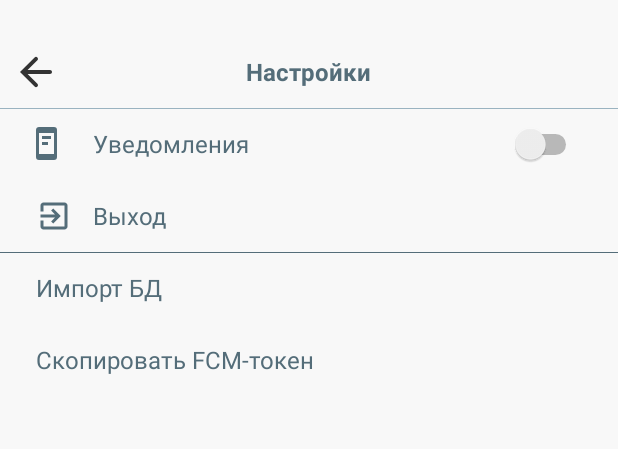
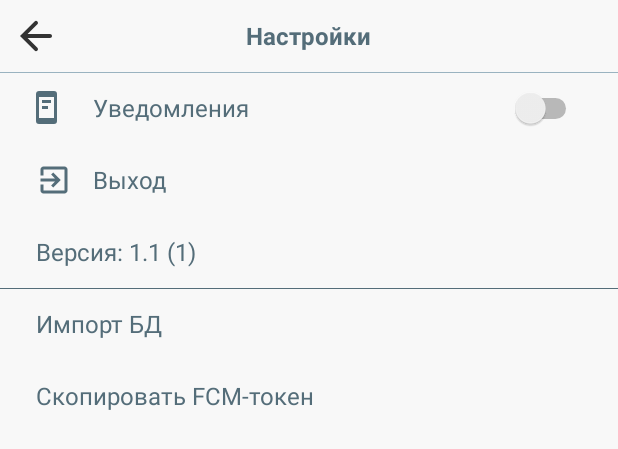
Before and after one commit to fnail1/colloquium, an Android app: the layout activity_settings.xml on its own in the app's theme, with its tools: preview values and no code run, on a phone screen of 412 x 824 dp. Shown: the top 449 px of the screen. Run offline under Robolectric (Android 15) with nearby library versions, the light colour scheme and no system bars; network calls fail.

Commit message:
Исправления в настройках и списке ответов

```diff
--- a/app/src/main/java/ru/mail/colloquium/ui/main/answers/AnswerViewHolder.java
+++ b/app/src/main/java/ru/mail/colloquium/ui/main/answers/AnswerViewHolder.java
@@ -46,7 +46,7 @@ public class AnswerViewHolder extends RecyclerView.ViewHolder implements View.On
         }
 
         Resources resources = title.getResources();
-        title.setText(resources.getString(answer.gender.iconResId) + ", " + resources.getString(answer.age.nameResId));
+        title.setText(resources.getString(answer.gender.nameResId) + ", " + resources.getString(answer.age.nameResId));
 
 
         String timeText = formatTerm(answer.createdAt);
--- a/app/src/main/res/layout/activity_settings.xml
+++ b/app/src/main/res/layout/activity_settings.xml
@@ -5,7 +5,6 @@
     android:layout_width="match_parent"
     android:layout_height="match_parent"
     android:background="#f8f8f8"
-    android:paddingTop="24dp"
     tools:context=".ui.settings.SettingsActivity"
     >
 
@@ -18,12 +17,14 @@
         android:padding="8dp"
         android:src="@drawable/ic_arrow_back"
         android:tint="@color/mw_fade_black_80"
-        tools:ignore="RtlHardcoded"/>
+        tools:ignore="RtlHardcoded"
+        android:contentDescription="@string/icon"/>
 
     <TextView
         android:id="@+id/title"
         android:layout_width="wrap_content"
         android:layout_height="48dp"
+        android:layout_alignParentTop="true"
         android:layout_centerHorizontal="true"
         android:gravity="center_vertical"
         android:text="Настройки"
@@ -72,18 +73,31 @@
         android:textColor="#546d79"
         tools:ignore="RtlHardcoded"/>
 
+    <TextView
+        android:id="@+id/version"
+        android:layout_width="match_parent"
+        android:layout_height="48dp"
+        android:layout_below="@id/logout"
+        android:gravity="center_vertical"
+        android:paddingEnd="24dp"
+        android:paddingStart="24dp"
+        android:text="Версия: 1.1 (1)"
+        android:textAppearance="@style/SubtitleTextAppearance"
+        android:textColor="#546d79"
+        tools:ignore="RtlHardcoded"/>
+
     <View
         android:id="@+id/line1"
         android:layout_width="match_parent"
         android:layout_height="1px"
-        android:layout_below="@id/logout"
+        android:layout_below="@id/version"
         android:background="#546d79"/>
 
     <TextView
         android:id="@+id/import_db"
         android:layout_width="match_parent"
         android:layout_height="48dp"
-        android:layout_below="@id/logout"
+        android:layout_below="@id/version"
         android:background="@drawable/ripple_rect_view_light"
         android:clickable="true"
         android:focusable="true"
@@ -94,6 +108,7 @@
         android:textAppearance="@style/SubtitleTextAppearance"
         android:textColor="#546d79"
         tools:ignore="RtlHardcoded"/>
+
 
     <TextView
         android:id="@+id/copy_fcm"
```
Also changed, not shown: app/src/main/java/ru/mail/colloquium/ui/settings/SettingsActivity.java (+14 -1 lines).
